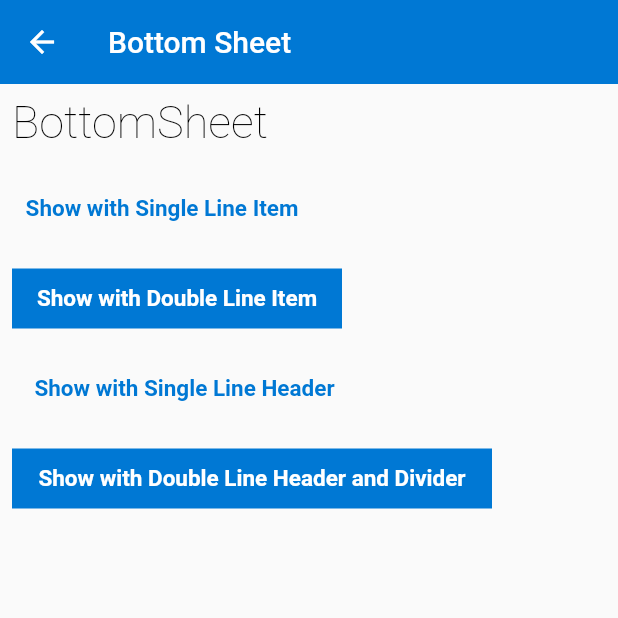
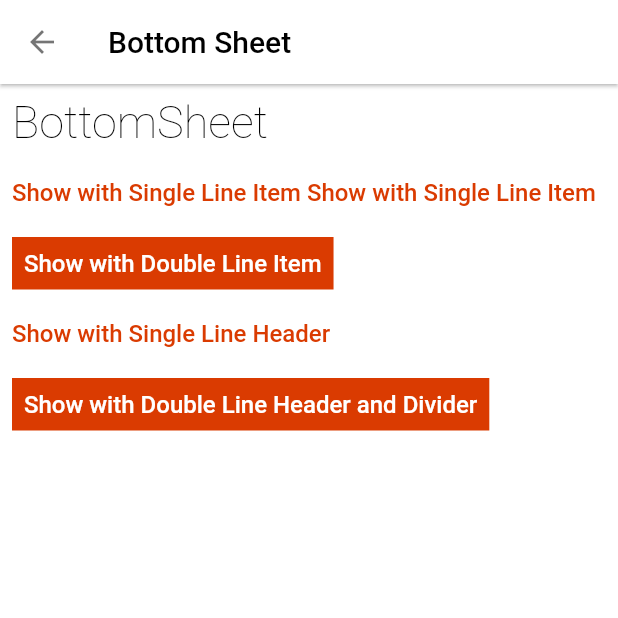
Before and after one commit to sarimk80/flutter_fluent_design, a Flutter app: the FlutterBottomSheet screen opened directly, on a phone screen of 412 x 824 dp, the top half of it. Run offline on Flutter 3.47's test engine with Material 2 defaults, Android fonts, the phone set to English and light mode, and no system bars; Roboto replaces fonts that are missing (packages/fluent_design/Segoe); statements that could not run were skipped.

Commit message:
responsive button

```diff
--- a/example/fluent/lib/src/FluentDrawer.dart
+++ b/example/fluent/lib/src/FluentDrawer.dart
@@ -18,7 +18,7 @@ class _FluentDrawerState extends State<FluentDrawer> {
             direction: Axis.vertical,
             children: <Widget>[
               Button(
-                width: 120,
+
                 text: 'Show Drawer',
                 ontap: () {
                   FluentBottomSheet.bottomSheet(context,
--- a/example/fluent/lib/src/FlutterBottomSheet.dart
+++ b/example/fluent/lib/src/FlutterBottomSheet.dart
@@ -23,8 +23,8 @@ class _FlutterBottomSheetState extends State<FlutterBottomSheet> {
                 style: Theme.of(context).textTheme.display3,
               ),
               BorderlessInput(
-                width: 200,
-                text: 'Show with Single Line Item',
+
+                text: 'Show with Single Line Item Show with Single Line Item',
                 ontap: () {
                   FluentBottomSheet.bottomSheet(
                     context,
@@ -56,7 +56,7 @@ class _FlutterBottomSheetState extends State<FlutterBottomSheet> {
                 },
               ),
               Button(
-                width: 220,
+
                 text: 'Show with Double Line Item',
                 ontap: () {
                   FluentBottomSheet.bottomSheet(context,
@@ -90,7 +90,7 @@ class _FlutterBottomSheetState extends State<FlutterBottomSheet> {
                 },
               ),
               BorderlessInput(
-                width: 230,
+
                 text: 'Show with Single Line Header',
                 ontap: () {
                   FluentBottomSheet.bottomSheet(context,
@@ -129,7 +129,7 @@ class _FlutterBottomSheetState extends State<FlutterBottomSheet> {
                 },
               ),
               Button(
-                width: 320,
+
                 text: 'Show with Double Line Header and Divider',
                 ontap: () {
                   FluentBottomSheet.bottomSheet(context,
--- a/lib/basic_input/BasicInput.dart
+++ b/lib/basic_input/BasicInput.dart
@@ -14,15 +14,13 @@ class Button extends StatefulWidget {
   final String text;
   final Function() ontap;
   final bool disable;
-  final double width;
 
-  const Button(
-      {Key key,
+  const Button({
+    Key key,
     @required this.text,
     @required this.ontap,
     this.disable = false,
-      this.width=90})
-      : super(key: key);
+  }) : super(key: key);
 
   @override
   _ButtonState createState() => _ButtonState();
@@ -33,20 +31,16 @@ class _ButtonState extends State<Button> {
   Widget build(BuildContext context) {
     return widget.disable
         ? Container(
+            padding: EdgeInsets.all(8),
             color: Colors.grey[300],
-            width: widget.width,
-            height: 40,
-            child: Padding(
-              padding: const EdgeInsets.all(8.0),
-              child: Center(
+            //width: widget.width,
+            //height: 40,
             child: Text(
               widget.text,
               style: Theme.of(context)
                   .textTheme
                   .button
                   .copyWith(color: Colors.black26),
-                ),
-              ),
             ),
           )
         : Material(
@@ -55,16 +49,17 @@ class _ButtonState extends State<Button> {
               splashColor: Theme.of(context).accentColor,
               onTap: widget.ontap,
               child: Container(
-                width: widget.width,
-                height: 40,
-                child: Center(
+                padding: EdgeInsets.all(8),
+                constraints:
+                    BoxConstraints(maxWidth: MediaQuery.of(context).size.width),
+                // width: widget.width,
+                //height: 40,
                 child: Text(
                   widget.text,
                   style: Theme.of(context).textTheme.button,
                 ),
               ),
             ),
-            ),
           );
   }
 }
--- a/lib/basic_input/BorderlessInput.dart
+++ b/lib/basic_input/BorderlessInput.dart
@@ -4,15 +4,13 @@ class BorderlessInput extends StatefulWidget {
   final String text;
   final Function() ontap;
   final bool disable;
-  final double width;
 
-  const BorderlessInput(
-      {Key key,
+  const BorderlessInput({
+    Key key,
     @required this.text,
     @required this.ontap,
     this.disable = false,
-      this.width=90})
-      : super(key: key);
+  }) : super(key: key);
 
   @override
   _BorderlessInputState createState() => _BorderlessInputState();
@@ -23,13 +21,11 @@ class _BorderlessInputState extends State<BorderlessInput> {
   Widget build(BuildContext context) {
     return widget.disable
         ? Container(
-            width: widget.width,
-            height: 40,
-            child: Center(
+            constraints:
+                BoxConstraints(maxWidth: MediaQuery.of(context).size.width),
             child: Text(
               widget.text,
               style: TextStyle(color: Theme.of(context).disabledColor),
-              ),
             ),
           )
         : Material(
@@ -37,9 +33,8 @@ class _BorderlessInputState extends State<BorderlessInput> {
             child: InkWell(
               onTap: widget.ontap,
               child: Container(
-                width: widget.width,
-                height: 40,
-                child: Center(
+                constraints:
+                    BoxConstraints(maxWidth: MediaQuery.of(context).size.width),
                 child: Text(
                   widget.text,
                   style: Theme.of(context)
@@ -49,7 +44,6 @@ class _BorderlessInputState extends State<BorderlessInput> {
                 ),
               ),
             ),
-            ),
           );
   }
 }
```
Also changed, not shown: example/fluent/lib/main.dart (+16 -25 lines), example/fluent/lib/src/FluentProgress.dart (added, +16 -0 lines). Lines whose indentation alone changed are shown as unchanged.
